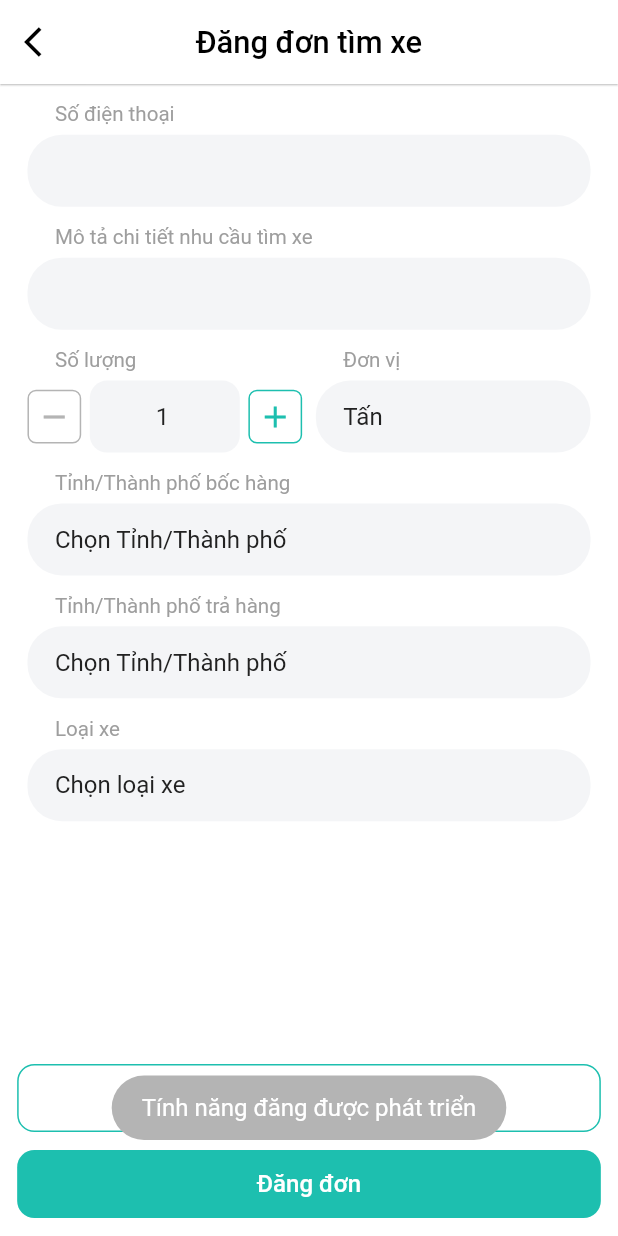
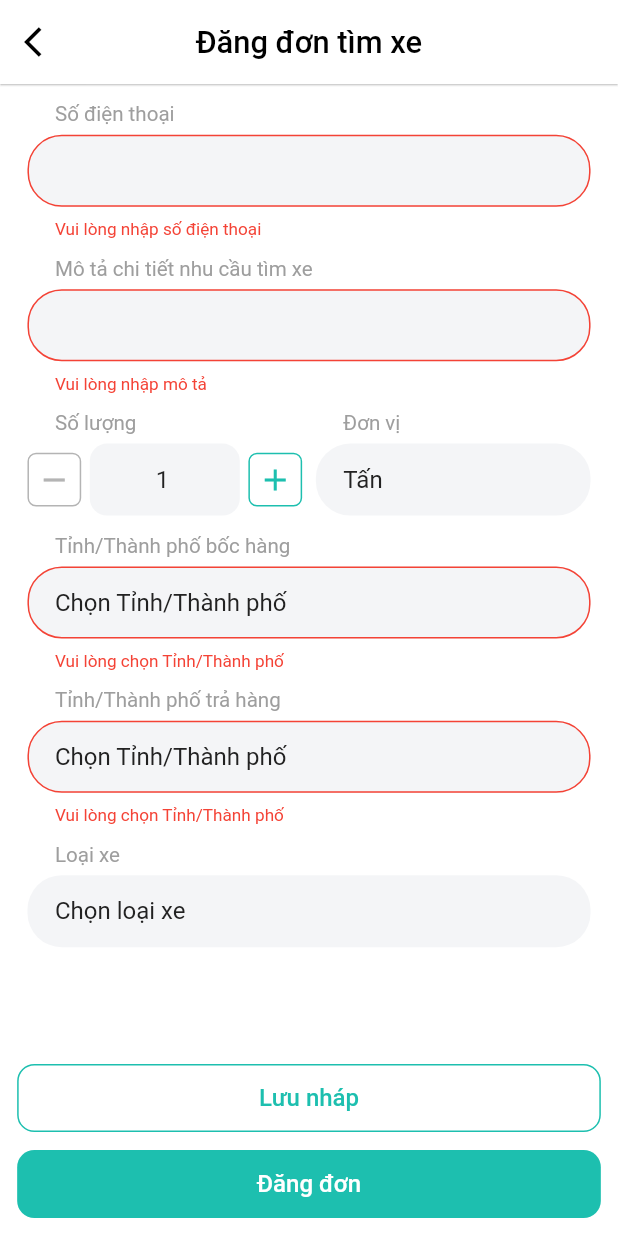
Before and after one commit to Hatunavu/shipf, a Flutter app: the CreatePostScreen screen opened by its route, after a tap on "Lưu nháp", on a phone screen of 412 x 824 dp. Run offline on Flutter 3.47's test engine with Material 2 defaults, Android fonts, the phone set to English and light mode, and no system bars; our stand-ins replace auto_route, bloc, bot_toast, cached_network_image, carousel_slider, dio and 18 more; missing offline and left inert: cached_network_image_platform_interface, flutter_timer_countdown; accounts and stored records are empty; generated files the repository leaves out were written again; network calls fail; statements that could not run were skipped; project files that could hold a hidden picture were left out.

Commit message:
call api create post

```diff
--- /dev/null
+++ b/lib/data/model/post/post_request.dart
@@ -0,0 +1,40 @@
+import 'package:json_annotation/json_annotation.dart';
+import 'package:shipf/enums/enum_post_status.dart';
+import 'package:shipf/enums/enum_weight_unit.dart';
+
+part 'post_request.g.dart';
+
+@JsonSerializable()
+class PostRequest {
+  final String contactPhone;
+  final String content;
+  final int weight;
+  @JsonKey(
+      name: 'weightUnit',
+      fromJson: stringToWeightUnitType,
+      toJson: weightUnitTypeToString)
+  final WeightUnitType weightUnit;
+  final List<int> pickupProvinceIds;
+  final List<int> deliveryProvinceIds;
+  final String tonnage;
+  @JsonKey(
+      name: 'status',
+      fromJson: stringToPostStatusType,
+      toJson: postStatusTypeToString)
+  final PostStatusType status;
+
+  PostRequest(
+      {this.contactPhone = '',
+      this.content = '',
+      this.weight = 1,
+      this.pickupProvinceIds = const [],
+      this.deliveryProvinceIds = const [],
+      this.weightUnit = WeightUnitType.ton,
+      this.tonnage = '',
+      this.status = PostStatusType.neww});
+
+  factory PostRequest.fromJson(Map<String, dynamic> json) =>
+      _$PostRequestFromJson(json);
+
+  Map<String, dynamic> toJson() => _$PostRequestToJson(this);
+}
--- a/lib/data/repository/main/endpoint.dart
+++ b/lib/data/repository/main/endpoint.dart
@@ -46,3 +46,4 @@ const sendDeviceToken = '/device';
 
 //post
 const getPost = '/express/post';
+const createPost = '/express/post';
--- a/lib/data/repository/main/main_repository.dart
+++ b/lib/data/repository/main/main_repository.dart
@@ -11,6 +11,7 @@ import 'package:shipf/data/model/auth/auth.dart';
 import 'package:shipf/data/model/no_data/no_data_response.dart';
 import 'package:shipf/data/model/order/order.dart';
 import 'package:shipf/data/model/order/order_service.dart';
+import 'package:shipf/data/model/post/post_request.dart';
 import 'package:shipf/data/model/post/post_response.dart';
 import 'package:shipf/data/model/shipment/shipment_response.dart';
 import 'package:shipf/data/model/shipment/shipment_summary.dart';
@@ -179,6 +180,9 @@ abstract class MainRepository {
     @Query('deliveryProvinceIds') List<String>? deliveryProvinceIdstoDate,
     @Query('status') String? status,
   });
+
+  @POST(endpoint.createPost)
+  Future<NoDataResponse> createPost({@Body() required PostRequest postRequest});
 }
 
 extension ApiClientAWSS3 on MainRepository {
--- a/lib/ui/screen/main/order/widget/select_address_widget.dart
+++ b/lib/ui/screen/main/order/widget/select_address_widget.dart
@@ -4,6 +4,7 @@ import 'package:flutter/material.dart';
 import 'package:flutter_screenutil/flutter_screenutil.dart';
 import 'package:flutter_vector_icons/flutter_vector_icons.dart';
 import 'package:shipf/data/model/address/address.dart';
+import 'package:shipf/ui/shared/utils/functions.dart';
 import 'package:shipf/ui/theme/constant.dart';
 import 'package:shipf/ui/theme/text_style.dart';
 
@@ -221,6 +222,7 @@ class SelectAddressWidget extends StatelessWidget {
         onTap: readOnly
             ? null
             : () {
+                unfocus(context);
                 isWard
                     ? wards.isNotEmpty
                         ? _modalButtonAddress(context)
--- a/lib/ui/screen/shipper/post/screen/create_post/create_post_screen.dart
+++ b/lib/ui/screen/shipper/post/screen/create_post/create_post_screen.dart
@@ -1,11 +1,11 @@
-import 'dart:developer';
-
 import 'package:auto_route/auto_route.dart';
 import 'package:flutter/material.dart';
 import 'package:flutter/services.dart';
 import 'package:flutter_bloc/flutter_bloc.dart';
 import 'package:flutter_screenutil/flutter_screenutil.dart';
 import 'package:intl/intl.dart';
+import 'package:shipf/enums/enum_post_status.dart';
+import 'package:shipf/ui/router/router.gr.dart';
 import 'package:shipf/ui/screen/main/order/widget/order_label_text_filed_widget.dart';
 import 'package:shipf/ui/screen/main/order/widget/select_address_widget.dart';
 import 'package:shipf/ui/screen/shipper/post/screen/create_post/create_post_cubit.dart';
@@ -149,9 +149,9 @@ class _CreatePostScreenState extends State<CreatePostScreen> {
                                     const OrderLabelTextFieldWidget(
                                         label: 'Loại xe'),
                                     SelectTonnageWidget(
-                                      tonnages: state.tonnages,
-                                      selectTonnages: (tonnages) {
-                                        createPostCubit.updateTonnage(tonnages);
+                                      tonnage: state.tonnage,
+                                      selectTonnage: (tonnage) {
+                                        createPostCubit.updateTonnage(tonnage);
                                       },
                                     ),
                                   ],
@@ -167,20 +167,26 @@ class _CreatePostScreenState extends State<CreatePostScreen> {
                                   PrimaryButton.outline(
                                     label: 'Lưu nháp',
                                     onPressed: () {
-                                      ToastUtils.showNeutral(
-                                          'Tính năng đăng được phát triển');
+                                      if (createPostFormKey.currentState!
+                                              .validate() &&
+                                          state.selectedProvinces.isNotEmpty &&
+                                          state.selectedProvincesDeliver
+                                              .isNotEmpty) {
+                                        createPostCubit.createPost(
+                                            status: PostStatusType.draft);
+                                      }
                                     },
                                   ),
                                   VerticalSpace(kDefaultPaddingHeightScreen),
                                   PrimaryButton(
                                     label: 'Đăng đơn',
-                                    onPressed: () {
+                                    onPressed: () async {
                                       if (createPostFormKey.currentState!
                                               .validate() &&
                                           state.selectedProvinces.isNotEmpty &&
                                           state.selectedProvincesDeliver
                                               .isNotEmpty) {
-                                        log('done');
+                                        createPostCubit.createPost();
                                       }
                                     },
                                   ),
--- a/lib/ui/screen/shipper/post/screen/create_post/create_post_state.dart
+++ b/lib/ui/screen/shipper/post/screen/create_post/create_post_state.dart
@@ -18,7 +18,7 @@ class CreatePostState with _$CreatePostState {
     required String errorProvince,
     required String errorProvinceDeliver,
     required WeightUnitType unit,
-    required List<TonnageType> tonnages,
+    TonnageType? tonnage,
     TextEditingController? phoneController,
     TextEditingController? contentController,
     TextEditingController? amountController,
@@ -34,5 +34,5 @@ class CreatePostState with _$CreatePostState {
         errorProvince: '',
         errorProvinceDeliver: '',
         unit: WeightUnitType.ton,
-      tonnages: []);
+      );
 }
--- a/lib/ui/screen/shipper/post/screen/create_post/widget/select_tonnage_widget.dart
+++ b/lib/ui/screen/shipper/post/screen/create_post/widget/select_tonnage_widget.dart
@@ -4,14 +4,15 @@ import 'package:flutter/material.dart';
 import 'package:flutter_screenutil/flutter_screenutil.dart';
 import 'package:flutter_vector_icons/flutter_vector_icons.dart';
 import 'package:shipf/enums/enum_tonnage.dart';
+import 'package:shipf/ui/shared/utils/functions.dart';
 import 'package:shipf/ui/theme/constant.dart';
 import 'package:shipf/ui/theme/text_style.dart';
 
 class SelectTonnageWidget extends StatelessWidget {
-  final Function(List<TonnageType> tonnages) selectTonnages;
-  List<TonnageType> tonnages;
-  SelectTonnageWidget(
-      {super.key, required this.selectTonnages, this.tonnages = const []});
+  // final Function(List<TonnageType> tonnages) selectTonnages;
+  final Function(TonnageType tonnage) selectTonnage;
+  TonnageType? tonnage;
+  SelectTonnageWidget({super.key, required this.selectTonnage, this.tonnage});
 
   final List<TonnageType> listTonnage = [
     TonnageType.one,
@@ -23,10 +24,10 @@ class SelectTonnageWidget extends StatelessWidget {
     TonnageType.seven
   ];
 
-  List<TonnageType> listSelect = [];
+  // List<TonnageType> listSelect = [];
 
   Widget setupAlertDialogContainer() {
-    listSelect = [...tonnages];
+    // listSelect = [...tonnages];
     return StatefulBuilder(builder: (context, setState) {
       return Column(
         children: [
@@ -46,11 +47,13 @@ class SelectTonnageWidget extends StatelessWidget {
                       behavior: HitTestBehavior.translucent,
                       onTap: () {
                         setState(() {
-                          if (listSelect.contains(listTonnage[index])) {
-                            listSelect.remove(listTonnage[index]);
-                          } else {
-                            listSelect.add(listTonnage[index]);
-                          }
+                          // if (listSelect.contains(listTonnage[index])) {
+                          //   listSelect.remove(listTonnage[index]);
+                          // } else {
+                          //   listSelect.add(listTonnage[index]);
+                          // }
+                          selectTonnage(listTonnage[index]);
+                          Navigator.pop(context);
                         });
                       },
                       child: Padding(
@@ -75,13 +78,13 @@ class SelectTonnageWidget extends StatelessWidget {
                                     )),
                               ],
                             ),
-                            Visibility(
-                              visible: listSelect.contains(listTonnage[index]),
-                              child: const Icon(
-                                Icons.done,
-                                color: primaryColor,
-                              ),
-                            ),
+                            // Visibility(
+                            //   visible: listSelect.contains(listTonnage[index]),
+                            //   child: const Icon(
+                            //     Icons.done,
+                            //     color: primaryColor,
+                            //   ),
+                            // ),
                           ],
                         ),
                       ),
@@ -132,20 +135,20 @@ class SelectTonnageWidget extends StatelessWidget {
                         ),
                       ),
                     ),
-                    InkWell(
-                      onTap: () {
-                        selectTonnages(listSelect);
-                        Navigator.pop(context);
-                      },
-                      child: SizedBox(
-                        height: 50.h,
-                        width: 0.1.sw,
-                        child: const Icon(
-                          Icons.done,
-                          color: primaryColor,
-                        ),
-                      ),
-                    ),
+                    // InkWell(
+                    //   onTap: () {
+                    //     selectTonnages(listSelect);
+                    //     Navigator.pop(context);
+                    //   },
+                    //   child: SizedBox(
+                    //     height: 50.h,
+                    //     width: 0.1.sw,
+                    //     child: const Icon(
+                    //       Icons.done,
+                    //       color: primaryColor,
+                    //     ),
+                    //   ),
+                    // ),
                   ],
                 ),
               ],
@@ -159,9 +162,10 @@ class SelectTonnageWidget extends StatelessWidget {
 
   @override
   Widget build(BuildContext context) {
-    List<String> stringList =
-        tonnages.map((tonnage) => tonnage.display().split(', ').last).toList();
+    // List<String> stringList =
+    //     tonnages.map((tonnage) => tonnage.display().split(', ').last).toList();
     return GestureDetector(onTap: () {
+      unfocus(context);
       _modalButtonTonnage(context);
     }, child: FormField(
       builder: (FormFieldState<String> state) {
@@ -180,7 +184,7 @@ class SelectTonnageWidget extends StatelessWidget {
                   borderRadius: BorderRadius.circular(secondaryBorderRadius)),
             ),
             child: Text(
-              tonnages.isEmpty ? 'Chọn loại xe' : stringList.join(', '),
+              tonnage == null ? 'Chọn loại xe' : tonnage!.display(),
               style: textBody.copyWith(color: titleColor),
               maxLines: 3,
             ));
--- a/lib/ui/screen/shipper/post/screen/create_post/widget/select_unit_widget.dart
+++ b/lib/ui/screen/shipper/post/screen/create_post/widget/select_unit_widget.dart
@@ -2,6 +2,7 @@ import 'package:flutter/material.dart';
 import 'package:flutter_screenutil/flutter_screenutil.dart';
 import 'package:flutter_vector_icons/flutter_vector_icons.dart';
 import 'package:shipf/enums/enum_weight_unit.dart';
+import 'package:shipf/ui/shared/utils/functions.dart';
 import 'package:shipf/ui/theme/constant.dart';
 import 'package:shipf/ui/theme/text_style.dart';
 
@@ -114,6 +115,7 @@ class SelectUnitWidget extends StatelessWidget {
   @override
   Widget build(BuildContext context) {
     return GestureDetector(onTap: () {
+      unfocus(context);
       _modalButtonUnit(context);
     }, child: FormField(
       builder: (FormFieldState<String> state) {
```
Also changed, not shown: lib/enums/enum_post_status.dart (+5 -5 lines), lib/ui/screen/shipper/post/screen/create_post/create_post_cubit.dart (+45 -6 lines), lib/data/model/post/post_request.g.dart (added), lib/data/repository/main/main_repository.g.dart, lib/ui/screen/main/order/cubit/order_state.freezed.dart, lib/ui/screen/shipper/post/cubit/post_state.freezed.dart, lib/ui/screen/shipper/post/screen/create_post/create_post_state.freezed.dart. Lines whose indentation alone changed are shown as unchanged.
